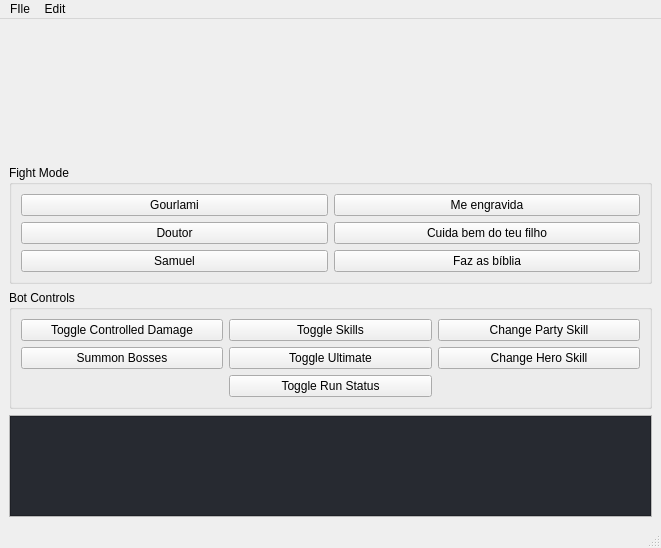
Old version of the form gui/mainwindow.ui in the repository pedroksl/bossFarmer.
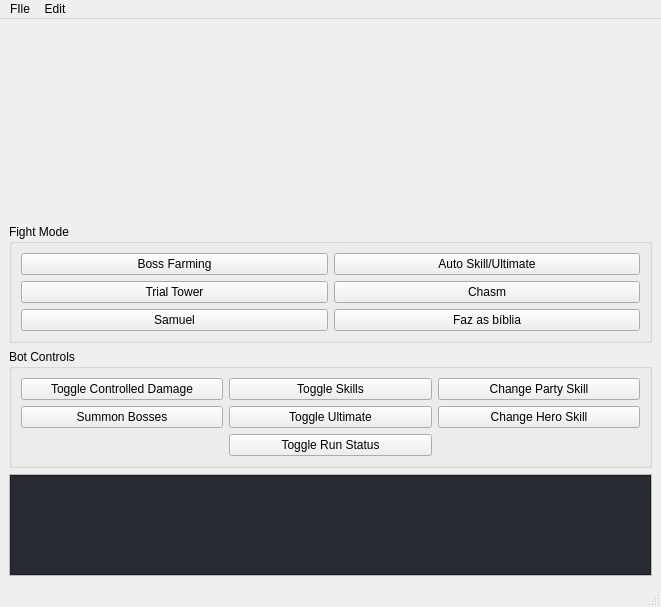
New version of the form.

Commit message: Updated to work with new interface, Trial tower mode added

Diff of the .ui file:
```diff
--- a/gui/mainwindow.ui
+++ b/gui/mainwindow.ui
@@ -7,9 +7,21 @@
     <x>0</x>
     <y>0</y>
     <width>661</width>
-    <height>538</height>
+    <height>607</height>
    </rect>
   </property>
+  <property name="minimumSize">
+   <size>
+    <width>661</width>
+    <height>607</height>
+   </size>
+  </property>
+  <property name="maximumSize">
+   <size>
+    <width>661</width>
+    <height>607</height>
+   </size>
+  </property>
   <property name="windowTitle">
    <string>Boss Farmer</string>
   </property>
@@ -20,13 +32,13 @@
       <property name="minimumSize">
        <size>
         <width>0</width>
-        <height>131</height>
+        <height>200</height>
        </size>
       </property>
       <property name="maximumSize">
        <size>
         <width>16777215</width>
-        <height>131</height>
+        <height>16777215</height>
        </size>
       </property>
       <property name="text">
@@ -43,28 +55,28 @@
        <item row="0" column="0">
         <widget class="QPushButton" name="fightModeAButton">
          <property name="text">
-          <string>Gourlami</string>
+          <string>Boss Farming</string>
          </property>
         </widget>
        </item>
        <item row="0" column="1">
         <widget class="QPushButton" name="fightModeBButton">
          <property name="text">
-          <string>Me engravida</string>
+          <string>Auto Skill/Ultimate</string>
          </property>
         </widget>
        </item>
        <item row="1" column="0">
         <widget class="QPushButton" name="fightModeCButton">
          <property name="text">
-          <string>Doutor</string>
+          <string>Trial Tower</string>
          </property>
         </widget>
        </item>
        <item row="1" column="1">
         <widget class="QPushButton" name="fightModeDButton">
          <property name="text">
-          <string>Cuida bem do teu filho</string>
+          <string>Chasm</string>
          </property>
         </widget>
        </item>
@@ -172,6 +184,12 @@
            <height>100</height>
           </size>
          </property>
+         <property name="maximumSize">
+          <size>
+           <width>16777215</width>
+           <height>150</height>
+          </size>
+         </property>
          <property name="styleSheet">
           <string notr="true">selection-background-color: blue;
 background-color: rgb(39, 42, 49);
```
The commit also changes 31 other files.
